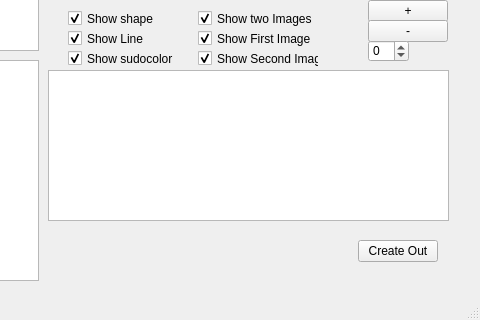
Before: the Qt Designer form mainwindow.ui in marcinkociolek/HaralickDirMapViever, drawn with Qt 5; both pictures show x 342 to 822 and y 277 to 597 of the 822 by 597 pixel window.
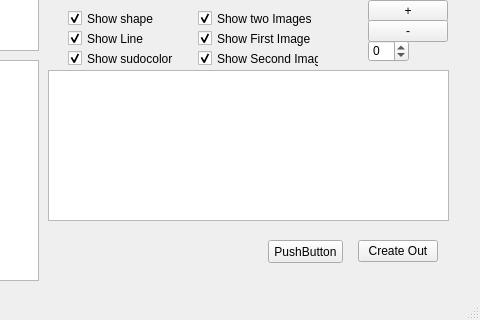
After: the same form once the commit is applied.

```diff
--- a/mainwindow.ui
+++ b/mainwindow.ui
@@ -607,6 +607,19 @@
      <string>Create Out</string>
     </property>
    </widget>
+   <widget class="QPushButton" name="pushCreateHist">
+    <property name="geometry">
+     <rect>
+      <x>610</x>
+      <y>500</y>
+      <width>75</width>
+      <height>23</height>
+     </rect>
+    </property>
+    <property name="text">
+     <string>PushButton</string>
+    </property>
+   </widget>
   </widget>
   <widget class="QMenuBar" name="menuBar">
    <property name="geometry">
```
